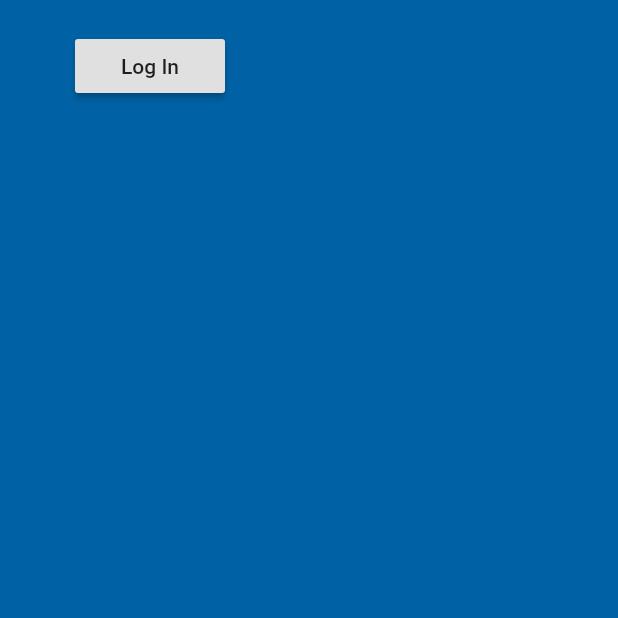
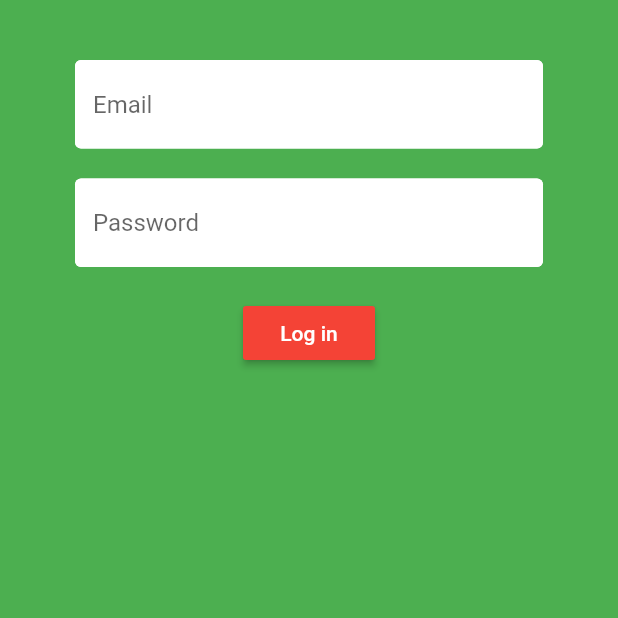
Before and after one commit to LuukVM/Voetbal_Viewer, a Flutter app: the screen it shows after launch, on a phone screen of 412 x 824 dp, the top half of it. Run offline on Flutter 3.47's test engine with Material 2 defaults, Android fonts, the phone set to English and light mode, and no system bars; our stand-ins replace cloud_firestore, firebase_auth, shared_preferences, splashscreen, vibration; accounts and stored records are empty.

Commit message:
Finished login

```diff
--- a/lib/Screens/LoginScreen/log_in.dart
+++ b/lib/Screens/LoginScreen/log_in.dart
@@ -1,5 +1,6 @@
 import 'package:flutter/material.dart';
 import 'package:voetbal_viewer/Services/auth.dart';
+import 'package:voetbal_viewer/Shared/constants.dart';
 
 class Signin extends StatefulWidget {
   @override
@@ -8,25 +9,59 @@ class Signin extends StatefulWidget {
 
 class _SigninState extends State<Signin> {
   final AuthService _auth = AuthService();
+  final _formKey = GlobalKey<FormState>();
+
+  String email = '';
+  String password = '';
+  String error = '';
 
   @override
   Widget build(BuildContext context) {
     return Scaffold(
-      backgroundColor: Color(0xFF0062A5),
+      backgroundColor: Colors.white,
       body: Container(
-        width: 200,
+        color: Colors.green,
         padding: EdgeInsets.symmetric(vertical: 20.0, horizontal: 50.0),
-        child: RaisedButton(
-          child: Text('Log In'),
-          onPressed: () async {
-            dynamic result = await _auth.signIn();
-            if (result == null) {
-              print('failed logged in');
-            } else {
-              print('signed in');
-              print(result.uid);
-            }
-          },
+        child: Form(
+          key: _formKey,
+          child: Column(
+            children: <Widget>[
+              SizedBox(height: 20.0),
+              TextFormField(
+                  decoration: textInputDecotration.copyWith(hintText: 'Email'),
+                  validator: (val) => val.isEmpty ? 'Vul een email in' : null,
+                  onChanged: (val) {
+                    setState(() => email = val);
+                  }),
+              SizedBox(height: 20.0),
+              TextFormField(
+                  decoration: textInputDecotration.copyWith(hintText: 'Password'),
+                  validator: (val) =>
+                      val.isEmpty ? 'Vul een password in' : null,
+                  obscureText: true,
+                  onChanged: (val) {
+                    setState(() => password = val);
+                  }),
+              SizedBox(height: 20.0),
+              RaisedButton(
+                  color: Colors.red,
+                  child: Text('Log in',
+                      style: TextStyle(
+                        color: Colors.white,
+                      )),
+                  onPressed: () async {
+                    if (_formKey.currentState.validate()) {
+                      dynamic result = await _auth.signInWithEmailAndPassword(
+                          email, password);
+                      if (result == null) {
+                        setState(() => error = 'Login gegevens niet herkent');
+                      }
+                    }
+                  }),
+              SizedBox(height: 12.0),
+              Text(error, style: TextStyle(color: Colors.red, fontSize: 14.0)),
+            ],
+          ),
         ),
       ),
     );
--- a/lib/Services/auth.dart
+++ b/lib/Services/auth.dart
@@ -30,6 +30,19 @@ class AuthService {
     }
   }
 
+  // sign in with email and password
+  Future signInWithEmailAndPassword(String email, String password) async{
+    try{
+      AuthResult result = await _auth.signInWithEmailAndPassword(email: email, password: password);
+      FirebaseUser user = result.user;
+      return _userFromFirebaseUser(user);
+    }
+    catch(e){
+      print(e.toString());
+      return null;
+    }
+  }
+
   // sign out
   Future signOut() async{
     try{
--- /dev/null
+++ b/lib/Shared/constants.dart
@@ -0,0 +1,12 @@
+import 'package:flutter/material.dart';
+
+const textInputDecotration = InputDecoration(
+  fillColor: Colors.white,
+  filled: true,
+  enabledBorder: OutlineInputBorder(
+    borderSide: BorderSide(color: Colors.white, width: 2.0),
+  ),
+  focusedBorder: OutlineInputBorder(
+    borderSide: BorderSide(color: Colors.blue, width: 2.0),
+  ),
+);
```
Also changed, not shown: lib/main.dart (+36 -0 lines), lib/wrapper.dart (+0 -25 lines), 1 other file.
